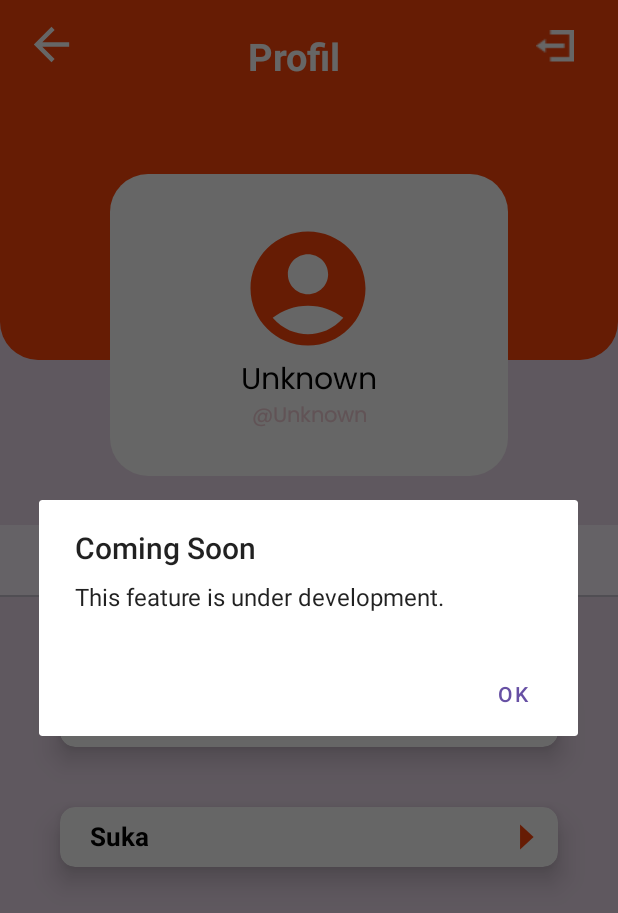
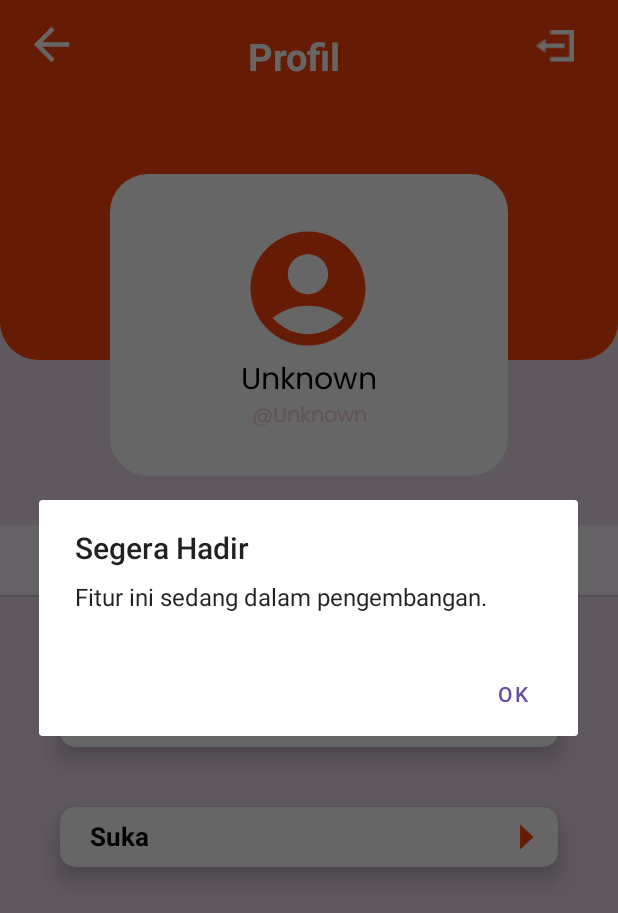
Before and after one commit to Semaroam/Capstone-MD, an Android app: the UlasanFragment screen opened directly, with no data from a screen before it, after a tap on "Ulasan", on a phone screen of 412 x 824 dp. Shown: the top 913 px of the screen. Run offline under Robolectric (Android 15) with nearby library versions, the phone set to English and light mode, and no system bars.

Commit message:
add coming soon & update Icon

```diff
--- a/app/src/main/java/com/dicoding/semaroam/fragment/UlasanFragment.kt
+++ b/app/src/main/java/com/dicoding/semaroam/fragment/UlasanFragment.kt
@@ -36,8 +36,8 @@ class UlasanFragment : Fragment() {
 
     private fun showComingSoonDialog() {
         AlertDialog.Builder(context)
-            .setTitle("Coming Soon")
-            .setMessage("This feature is under development.")
+            .setTitle("Segera Hadir")
+            .setMessage("Fitur ini sedang dalam pengembangan.")
             .setPositiveButton("OK") { dialog, _ ->
                 dialog.dismiss()
             }
--- a/app/src/main/res/mipmap-anydpi-v26/ic_launcher_round.xml
+++ b/app/src/main/res/mipmap-anydpi-v26/ic_launcher_round.xml
@@ -1,5 +1,5 @@
 <?xml version="1.0" encoding="utf-8"?>
 <adaptive-icon xmlns:android="http://schemas.android.com/apk/res/android">
-    <background android:drawable="@drawable/ic_launcher_background"/>
+    <background android:drawable="@drawable/button_bg"/>
     <foreground android:drawable="@mipmap/ic_launcher_foreground"/>
 </adaptive-icon>
```
Also changed, not shown: 20 other files.
